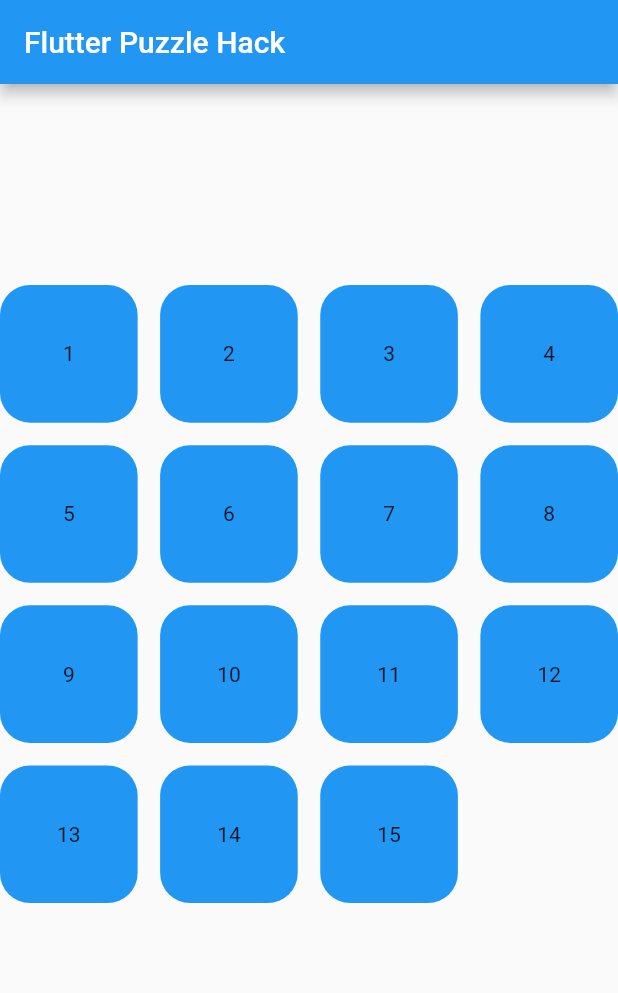
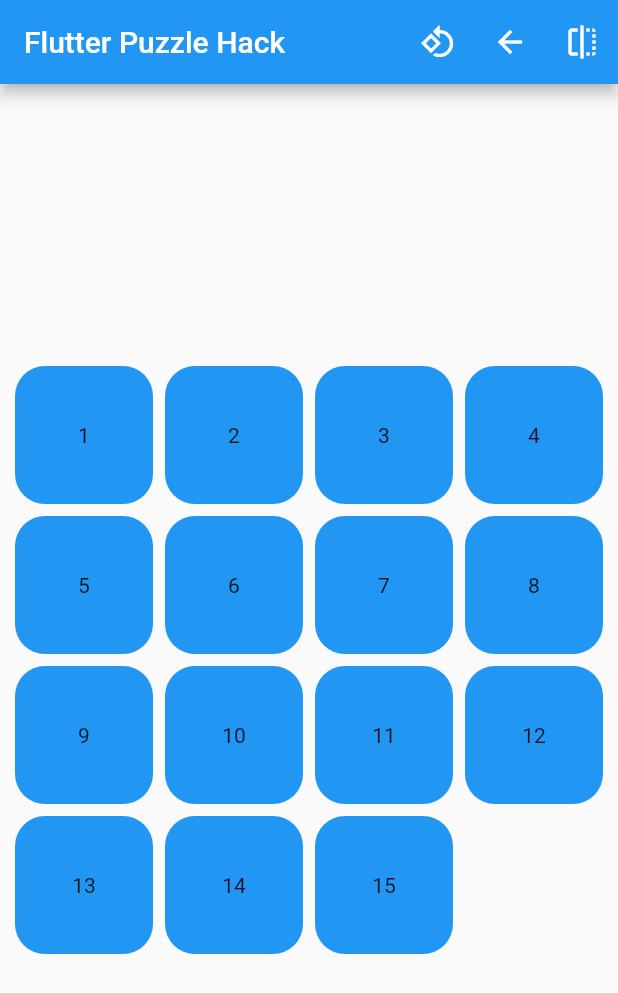
Before and after one commit to jordanmosakowski/double_slide, a Flutter app: the screen it shows after launch, on a phone screen of 412 x 824 dp. Shown: the top 993 px of the screen. Run offline on Flutter 3.47's test engine with Material 2 defaults, Android fonts, the phone set to English and light mode, and no system bars.

Commit message:
added methods for flipping rows and columns

```diff
--- a/lib/classes/enums.dart
+++ b/lib/classes/enums.dart
@@ -30,3 +30,8 @@ extension SlideMoveIcon on SlideMove{
     }
   }
 }
+
+class Direction{
+  static final x = Vector3(1,0,0);
+  static final y = Vector3(0,1,0);
+}
--- a/lib/classes/piece.dart
+++ b/lib/classes/piece.dart
@@ -1,11 +1,14 @@
 import 'package:flutter/animation.dart';
 import 'package:flutter/rendering.dart';
 import 'package:puzzle_hack/classes/enums.dart';
+import 'package:vector_math/vector_math_64.dart';
 
 class PuzzlePiece {
   final int _value;
   final PuzzleColor _color;
   Animation<Offset>? slideAnimation;
+  Animation<double>? rotateAnimation;
+  Vector3 direction = Direction.x;
   PuzzlePiece(this._color,this._value);
 
   int get value => _value;
--- a/lib/main.dart
+++ b/lib/main.dart
@@ -2,6 +2,7 @@
 
 import 'package:flutter/material.dart';
 import 'package:puzzle_hack/classes/enums.dart';
+import 'package:puzzle_hack/classes/face.dart';
 import 'package:puzzle_hack/classes/piece.dart';
 import 'package:puzzle_hack/classes/puzzle.dart';
 import 'package:vector_math/vector_math_64.dart' as vec;
@@ -33,21 +34,28 @@
   _HomeState createState() => _HomeState();
 }
 
-class _HomeState extends State<Home> with SingleTickerProviderStateMixin{
-  late Puzzle puzzle = Puzzle(4);
+class _HomeState extends State<Home> with TickerProviderStateMixin{
+  late Puzzle puzzle = Puzzle(4,_flipController);
 
 
 
-  late final AnimationController _animationController = AnimationController(
+  late final AnimationController _slideController = AnimationController(
     vsync: this,
     duration: const Duration(milliseconds: 100),
   );
 
-  late final Animation<Offset> _animationNone = Tween<Offset>(
+  late final AnimationController _flipController = AnimationController(
+    vsync: this,
+    duration: const Duration(milliseconds: 500),
+  )..addListener(() {
+    setState(() {});
+  });
+
+  late final Animation<Offset> _slideNone = Tween<Offset>(
     begin: Offset.zero,
     end: Offset.zero,
   ).animate(CurvedAnimation(
-    parent: _animationController,
+    parent: _slideController,
     curve: Curves.easeInOut,
   ));
 
@@ -68,7 +76,7 @@
   void initState(){
     super.initState();
     clearMoveOptions();
-    _animationController.addStatusListener((status) {
+    _slideController.addStatusListener((status) {
       if (status == AnimationStatus.completed) {
         puzzle.front.clearAnimations();
       }
@@ -81,36 +89,98 @@
     moveOptions = List.filled(puzzle.size * puzzle.size, null);
   }
 
+  Matrix4 getPieceRotation(PuzzleFace face, int index){
+    const double faceSize = 400;
+    final double pieceSize = faceSize / puzzle.size;
+    double pieceX = (index % puzzle.size) * pieceSize + pieceSize/2 - faceSize/2;
+    double pieceY = (index/puzzle.size).floor() * pieceSize + pieceSize/2 - faceSize/2;
+
+    PuzzlePiece piece = face.pieces[index];
+    double pieceAnim = piece.rotateAnimation?.value.toDouble() ?? 0.0;
+
+    Matrix4 translate1 = Matrix4.translation(vec.Vector3(pieceX, pieceY,0));
+    Matrix4 translate2 = Matrix4.translation(vec.Vector3(150, 150, 0));
+    Matrix4 rotateY = Matrix4.identity()..rotate(vec.Vector3(0,1,0), (face == puzzle.back ? 180: 0) * pi / 180);
+    Matrix4 rotateFlip = Matrix4.identity()..rotate(piece.direction, pieceAnim * pi / 180);
+
+    return translate2 * rotateFlip * rotateY * translate1;
+  }
+
+
+  bool visible(Matrix4 rotation){
+    return rotation.forward.z>0;
+  }
+
   @override
   Widget build(BuildContext context) {
     return Scaffold(
       appBar: AppBar(
         title: Text('Flutter Puzzle Hack'),
+        actions: [
+          IconButton(
+            icon: Icon(Icons.rotate_90_degrees_ccw),
+            onPressed: (){
+              setState(() {
+                puzzle.flipVertically(3);
+                _flipController.forward(from: 0.0);
+              });
+            },
+          ),
+          IconButton(
+            icon: Icon(Icons.arrow_back),
+            onPressed: (){
+              setState(() {
+                puzzle.flipHorizontally(3);
+                _flipController.forward(from: 0.0);
+              });
+            },
+          ),
+          IconButton(
+            icon: Icon(Icons.flip),
+            onPressed: (){
+              setState(() {
+                puzzle.flipAll();
+                _flipController.forward(from: 0.0);
+              });
+            },
+          )
+        ],
       ),
       body: Center(
+        child: Container(
+          // color: Colors.blue[800],
           child: SizedBox(
-          width: 500,
-          height: 500,
-          child: GridView.count(
-            crossAxisCount: puzzle.size,
-            mainAxisSpacing: 15,
-            crossAxisSpacing: 15,
-            children: puzzle.front.pieces.asMap().keys.map((int i) {
-              PuzzlePiece piece = puzzle.front.pieces[i];
-              List<SlideMove> moves = puzzle.front.canMovePiece(piece);
-              return SlideTransition(
-                position: piece.slideAnimation ?? _animationNone,
+            width: 400,
+            height: 400,
+            child: Stack(
+              children: [...puzzle.front.pieces,...puzzle.back.pieces].asMap().keys.map((int index) {
+                int i = index % (puzzle.size * puzzle.size);
+                PuzzleFace face = (i==index ? puzzle.front : puzzle.back);
+                PuzzlePiece piece = face.pieces[i];
+                bool flipText = (piece.rotateAnimation?.value.toDouble() ?? 0.0) < -90 && piece.direction == Direction.x;
+                List<SlideMove> moves = face.canMovePiece(piece);
+                Matrix4 rotation = getPieceRotation(face,i);
+                if(!visible(rotation)){
+                  return Container();
+                }
+                return Transform(
+                  transform: rotation,
+                  alignment: FractionalOffset.center,
+                  child: SlideTransition(
+                    position: piece.slideAnimation ?? _slideNone,
                     child: SizedBox(
-                  width: 200 / puzzle.size,
-                  height: 200 / puzzle.size,
+                      width: 400 / puzzle.size,
+                      height: 400 / puzzle.size,
+                      child: Padding(
+                        padding: const EdgeInsets.all(4.0),
                         child: InkWell(
                           onTap: (((pieceToMove==null || pieceToMove == piece) && moves.isNotEmpty) || moveOptions[i] !=null) ? (){
                             setState((){
-                        print("Tapped ${piece.color} ${piece.value}");
+                              // print("Tapped ${piece.color} ${piece.value}");
                               if(pieceToMove !=null && moveOptions[i]!=null){
-                          puzzle.front.movePiece(pieceToMove!,_animationController, moveOptions[i]!);
+                                face.movePiece(pieceToMove!,_slideController, moveOptions[i]!);
                                 clearMoveOptions();
-                          _animationController.forward(from: 0.0);
+                                _slideController.forward(from: 0.0);
                                 pieceToMove = null;
                                 return;
                               }
@@ -122,8 +192,8 @@
                               if(moves.length == 1){
                                 clearMoveOptions();
                                 pieceToMove = null;
-                          puzzle.front.movePiece(piece, _animationController, moves.first);
-                          _animationController.forward(from: 0.0);
+                                face.movePiece(piece, _slideController, moves.first);
+                                _slideController.forward(from: 0.0);
                               }
                               else{
                                 pieceToMove = piece;
@@ -154,14 +224,21 @@
                                       color: Colors.black,
                                     ) : (piece.color != PuzzleColor.empty
                                 ? Center(
-                              child: Text(piece.value.toString()),
+                                    child: Transform.rotate(
+                                      angle: flipText ? (pi) : 0,
+                                      alignment: FractionalOffset.center,
+                                      child: Text(piece.value.toString())
+                                    ),
                                 ) : null),
+                          ),
+                        ),
                       ),
                     ),
                   ),
                 );
               }).toList()
             )
+          ),
         )
       )
     );
```
Also changed, not shown: lib/classes/puzzle.dart (+66 -1 lines). Lines whose indentation alone changed are shown as unchanged.
